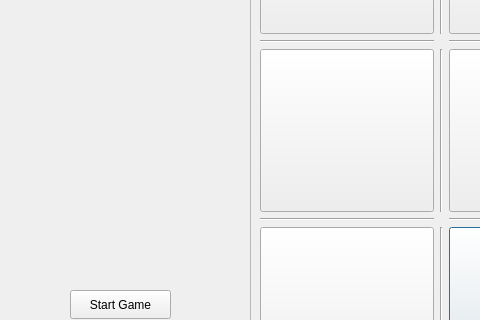
Qt form pvp.ui (mo2menwael/Advanced-Tic-Tac-Toe) before a commit; both pictures show x 0 to 480 and y 150 to 470 of the 834 by 585 pixel window.
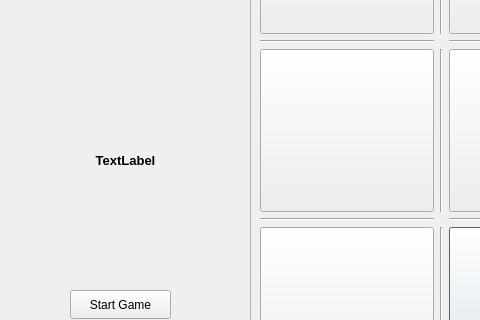
The same form after that commit.

Commit message: Add googletest folder & make turns label in pvp

```diff
--- a/pvp.ui
+++ b/pvp.ui
@@ -383,6 +383,28 @@
     <string>Exit to Main Menu</string>
    </property>
   </widget>
+  <widget class="QLabel" name="turntext">
+   <property name="geometry">
+    <rect>
+     <x>30</x>
+     <y>300</y>
+     <width>191</width>
+     <height>20</height>
+    </rect>
+   </property>
+   <property name="font">
+    <font>
+     <pointsize>10</pointsize>
+     <bold>true</bold>
+    </font>
+   </property>
+   <property name="text">
+    <string>TextLabel</string>
+   </property>
+   <property name="alignment">
+    <set>Qt::AlignCenter</set>
+   </property>
+  </widget>
  </widget>
  <resources/>
  <connections/>
```
The commit also changes 21 other files.
